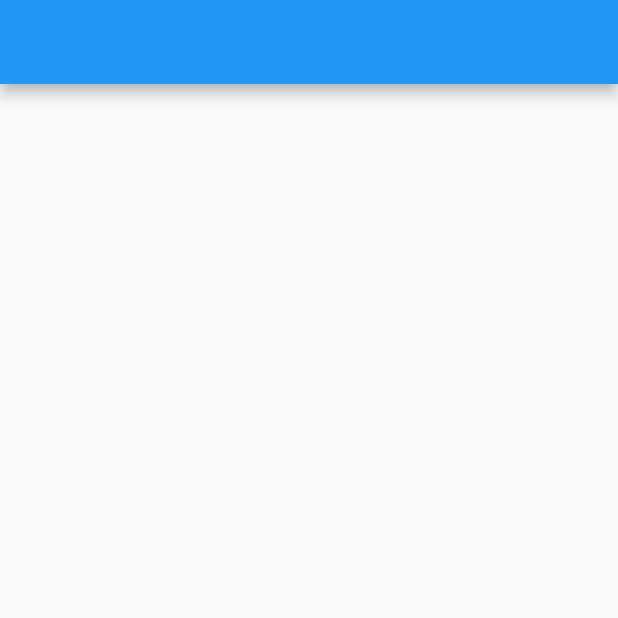
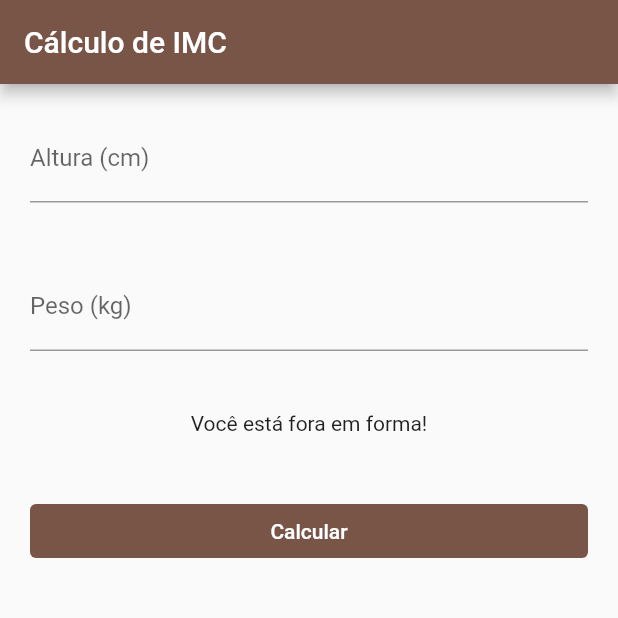
Before and after one commit to claylton/imc, a Flutter app: the screen it shows after launch, on a phone screen of 412 x 824 dp, the top half of it. Run offline on Flutter 3.47's test engine with Material 2 defaults, Android fonts, the phone set to English and light mode, and no system bars.

Commit message:
🌈 style: Create home page
Create home page style

```diff
--- a/lib/main.dart
+++ b/lib/main.dart
@@ -12,8 +12,9 @@ class MyApp extends StatelessWidget {
   Widget build(BuildContext context) {
     return MaterialApp(
       title: 'IMC',
+      debugShowCheckedModeBanner: false,
       theme: ThemeData(
-        primarySwatch: Colors.blue,
+        primarySwatch: Colors.brown,
       ),
       home: const HomePage(),
     );
--- a/lib/ui/android/pages/home_page.dart
+++ b/lib/ui/android/pages/home_page.dart
@@ -1,20 +1,63 @@
 import 'package:flutter/material.dart';
 
 class HomePage extends StatefulWidget {
-
-  const HomePage({ super.key });
+  const HomePage({super.key});
 
   @override
   State<HomePage> createState() => _HomePageState();
 }
 
 class _HomePageState extends State<HomePage> {
-
-   @override
-   Widget build(BuildContext context) {
-       return Scaffold(
-           appBar: AppBar(title: const Text(''),),
-           body: Container(),
-       );
+  @override
+  Widget build(BuildContext context) {
+    return Scaffold(
+      appBar: AppBar(
+        title: const Text('Cálculo de IMC'),
+      ),
+      body: ListView(
+        children: <Widget>[
+          Padding(
+            padding: const EdgeInsets.all(20),
+            child: TextFormField(
+              decoration: const InputDecoration(
+                labelText: "Altura (cm)",
+              ),
+              keyboardType: TextInputType.number,
+            ),
+          ),
+          Padding(
+            padding: const EdgeInsets.all(20),
+            child: TextFormField(
+              decoration: const InputDecoration(
+                labelText: "Peso (kg)",
+              ),
+              keyboardType: TextInputType.number,
+            ),
+          ),
+          const Padding(
+            padding: EdgeInsets.all(20),
+            child: Text(
+              "Você está fora em forma!",
+              textAlign: TextAlign.center,
+            ),
+          ),
+          Padding(
+            padding: const EdgeInsets.all(20),
+            child: TextButton(
+              style: TextButton.styleFrom(
+                backgroundColor: Theme.of(context).primaryColor,
+              ),
+              onPressed: () {},
+              child: const Text(
+                "Calcular",
+                style: TextStyle(
+                  color: Colors.white,
+                ),
+              ),
+            ),
+          ),
+        ],
+      ),
+    );
   }
 }
```
